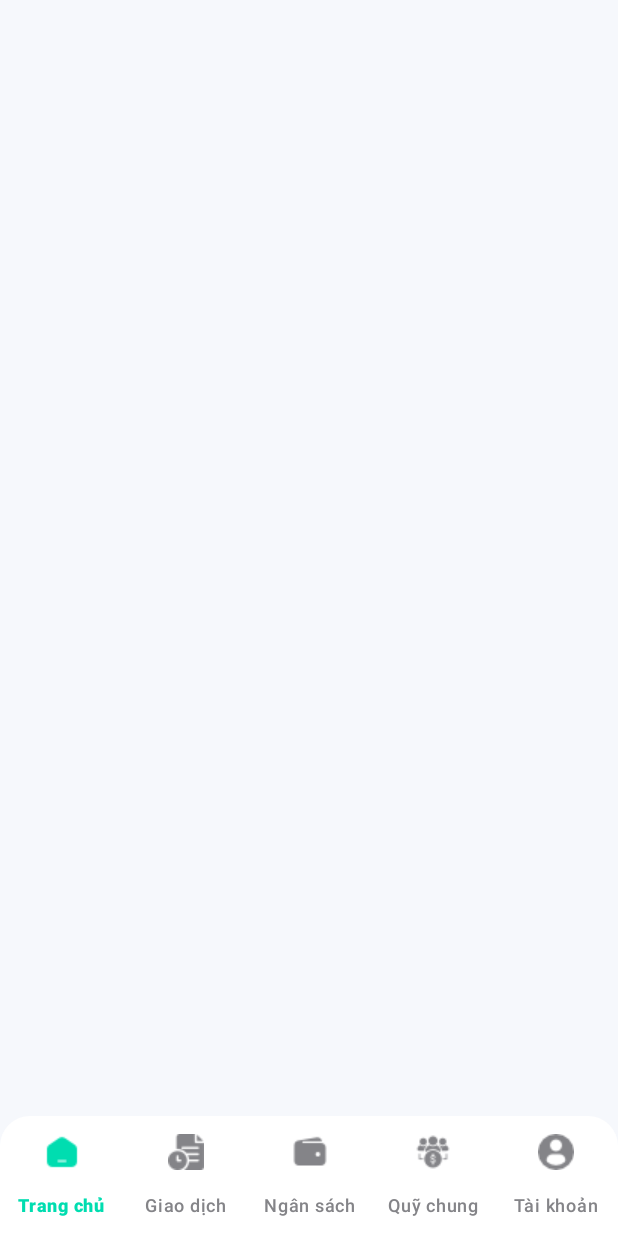
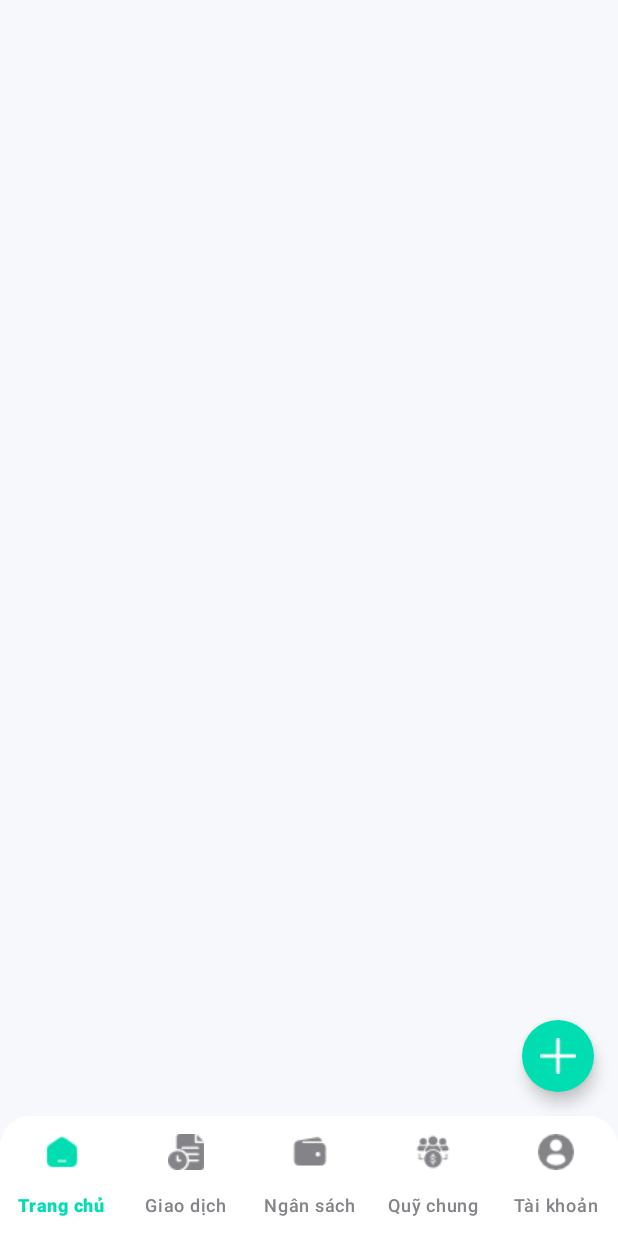
Before and after one commit to DatTranDev/ExpenseTracker, an Android app: the layout activity_main.xml on its own in the app's theme, with its tools: preview values and no code run, on a phone screen of 412 x 824 dp. Run offline under Robolectric (Android 15) with nearby library versions, the light colour scheme and no system bars.

Commit message:
feat: create fab

```diff
--- a/app/src/main/AndroidManifest.xml
+++ b/app/src/main/AndroidManifest.xml
@@ -18,19 +18,20 @@
         <activity
             android:name=".view.register.WelcomeActivity"
             android:exported="true">
+
+        </activity>
+        <activity
+            android:name=".view.register.RegisterActivity"
+            android:exported="false" />
+        <activity
+            android:name=".view.MainActivity"
+            android:exported="true">
             <intent-filter>
                 <action android:name="android.intent.action.MAIN" />
 
                 <category android:name="android.intent.category.LAUNCHER" />
             </intent-filter>
         </activity>
-        <activity
-            android:name=".view.register.RegisterActivity"
-            android:exported="false" />
-        <activity
-            android:name=".view.MainActivity"
-            android:exported="false">
-        </activity>
     </application>
 
 </manifest>
--- a/app/src/main/res/layout/activity_main.xml
+++ b/app/src/main/res/layout/activity_main.xml
@@ -18,16 +18,32 @@
         app:itemTextColor="@color/nav_bar_item_color"
         app:labelVisibilityMode="labeled"
         app:layout_constraintBottom_toBottomOf="parent"
+        app:layout_constraintEnd_toEndOf="parent"
         app:layout_constraintStart_toStartOf="parent"
         app:menu="@menu/bottom_navigation" />
 
     <FrameLayout
         android:id="@+id/contentLayout"
-        android:layout_width="409dp"
-        android:layout_height="649dp"
+        android:layout_width="match_parent"
+        android:layout_height="0dp"
+        app:layout_constraintBottom_toTopOf="@+id/navBar"
         app:layout_constraintEnd_toEndOf="parent"
         app:layout_constraintStart_toStartOf="parent"
         app:layout_constraintTop_toTopOf="parent">
 
+        <com.google.android.material.floatingactionbutton.FloatingActionButton
+            android:id="@+id/fab"
+            android:layout_width="wrap_content"
+            android:layout_height="wrap_content"
+            android:layout_gravity="bottom|end"
+            android:layout_marginEnd="16dp"
+            android:layout_marginBottom="16dp"
+            android:backgroundTint="#00DDB0"
+            android:contentDescription="Add Transaction"
+            android:src="@drawable/ic_plus"
+            app:fabCustomSize="48dp"
+            app:shapeAppearanceOverlay="@style/fab_rounded"
+            app:tint="@color/white" />
     </FrameLayout>
+
 </androidx.constraintlayout.widget.ConstraintLayout>
--- a/app/src/main/res/layout/fragment_home.xml
+++ b/app/src/main/res/layout/fragment_home.xml
@@ -134,8 +134,6 @@
                     android:layout_height="match_parent"
                     android:layout_marginTop="20dp"
                     android:orientation="horizontal">
-
-
                     <ImageButton
                         android:id="@+id/add_card"
                         android:layout_width="100dp"
@@ -143,7 +141,6 @@
                         android:src="@drawable/ic_add_rounded"
                         android:background="@drawable/add_card"/>
                 </LinearLayout>
-
             </LinearLayout>
         </LinearLayout>
     </LinearLayout>
--- a/app/src/main/res/values/style.xml
+++ b/app/src/main/res/values/style.xml
@@ -3,4 +3,8 @@
     <style name="GreenButton" parent="Widget.AppCompat.Button">
         <item name="android:background">#00DDB0</item> <!-- Set background color to white -->
     </style>
+    <style name="fab_rounded">
+        <item name="cornerFamily">rounded</item>
+        <item name="cornerSize">50%</item>
+    </style>
 </resources>
```
Also changed, not shown: app/src/main/res/drawable/ic_plus.png (added).
